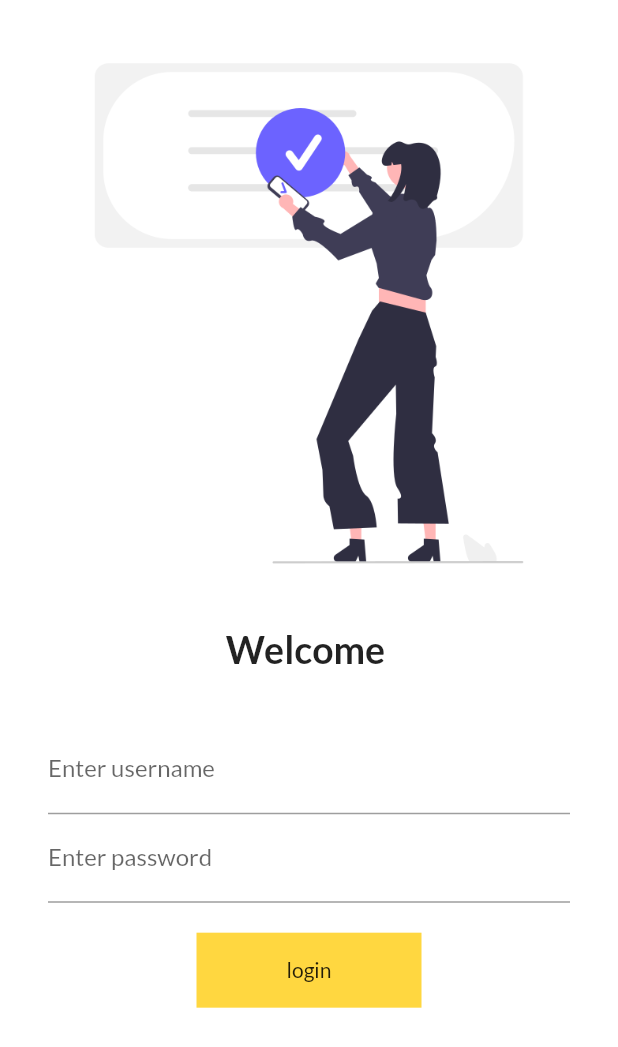
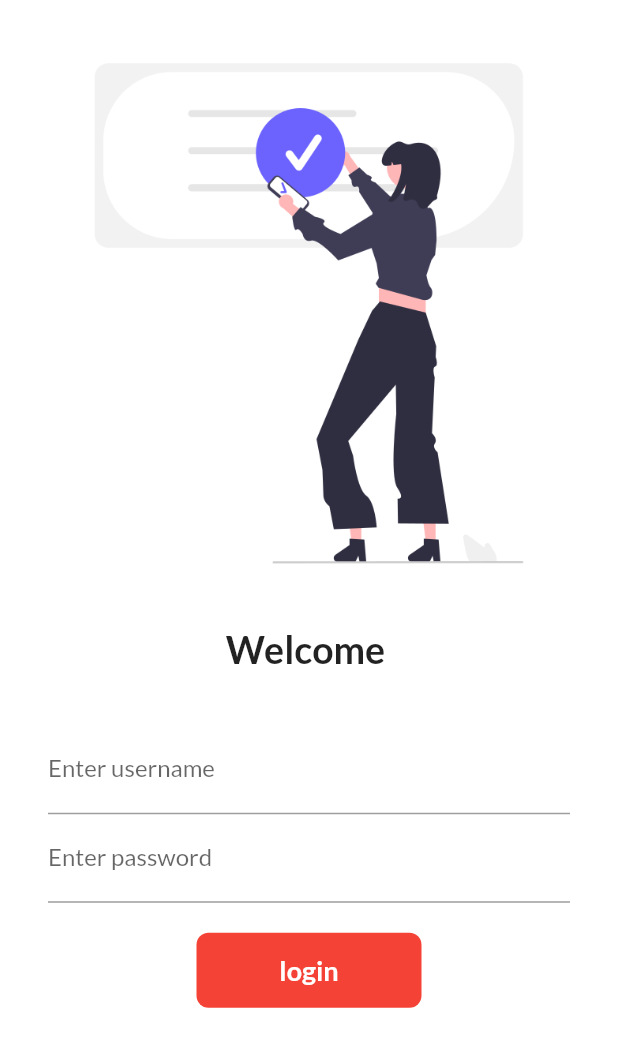
Before and after one commit to Masooma-khan/Welcome-to-Flutter-and-Dart, a Flutter app: the LoginPage screen opened by its route, on a phone screen of 412 x 824 dp. Shown: the top 1047 px of the screen. Run offline on Flutter 3.47's test engine with Material 2 defaults, Android fonts, the phone set to English and light mode, and no system bars; our stand-ins replace google_fonts.

Commit message:
Day 5 completed

```diff
--- a/lib/login_page.dart
+++ b/lib/login_page.dart
@@ -1,4 +1,5 @@
 import 'package:flutter/material.dart';
+import 'package:flutter_application_3/utilis/routes.dart';
 
 class LoginPage extends StatefulWidget {
   const LoginPage({super.key});
@@ -9,6 +10,7 @@ class LoginPage extends StatefulWidget {
 
 class _LoginPageState extends State<LoginPage> {
   String name = "";
+  bool changeButton = false;
 
   @override
   Widget build(BuildContext context) {
@@ -36,11 +38,9 @@ class _LoginPageState extends State<LoginPage> {
               TextFormField(
                 decoration: const InputDecoration(
                     hintText: "Enter userName", labelText: "Enter username"),
-                      onChanged:(value) {
-                        name=value;
-                        setState(() {
-
-                        });
+                onChanged: (value) {
+                  name = value;
+                  setState(() {});
                 },
               ),
               TextFormField(
@@ -51,15 +51,40 @@ class _LoginPageState extends State<LoginPage> {
               const SizedBox(
                 height: 20,
               ),
-                Container(
-                  width: 150,
+              InkWell(
+                onTap: () async {
+                  setState(() {
+                    changeButton = true;
+                  });
+
+                  await Future.delayed(const Duration(seconds:1));
+                  Navigator.pushNamed(context, MyRoutes.homeRoute);
+                },
+                child: AnimatedContainer(
+                  duration: const Duration(seconds: 1),
+                  width: changeButton ? 50 : 150,
                   height: 50,
-                  color: Colors.amberAccent,
                   alignment: Alignment.center,
-                  child: const Text("login"),
+
+                  child:changeButton
+                  ? const Icon(Icons.done,
+                  color: Colors.white,
+                  )
+                   : const Text("login",
+                      style: TextStyle(
+                        color: Colors.white,
+                        fontWeight: FontWeight.bold,
+                        fontSize: 18,
+                      )),
+                  decoration: BoxDecoration(
+                    color: Colors.red,
+                     borderRadius:
+                      BorderRadius.circular(changeButton? 50 : 8),
                       ),
-                /*ElevatedButton(
-                  child:  Text("login"),
+                  ),
+                ),
+                /* ElevatedButton(
+                  child:  const Text("login"),
                   style: TextButton.styleFrom(
                     minimumSize: const Size(150, 40),
                   ),
@@ -69,7 +94,8 @@ class _LoginPageState extends State<LoginPage> {
                 )*/
             ],
           ),
-          ),
-        ]));
+        )
+      ]),
+    );
   }
 }
```
Lines whose indentation alone changed are shown as unchanged.
